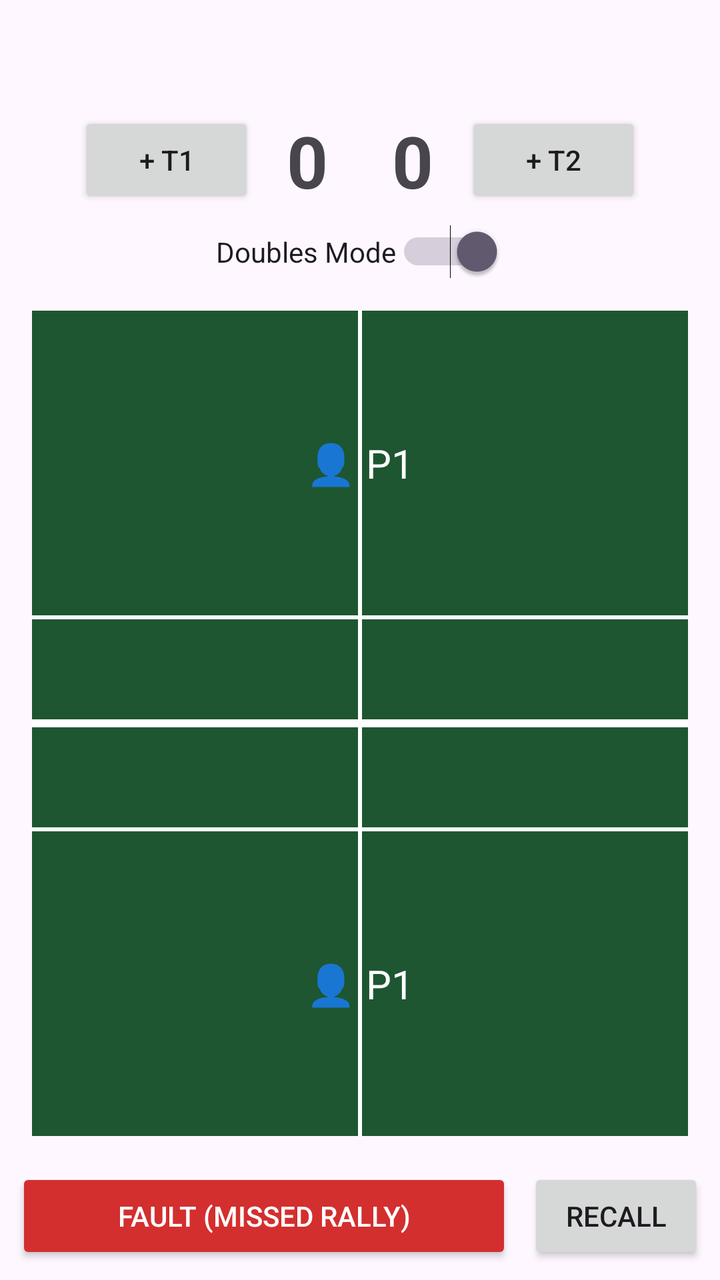
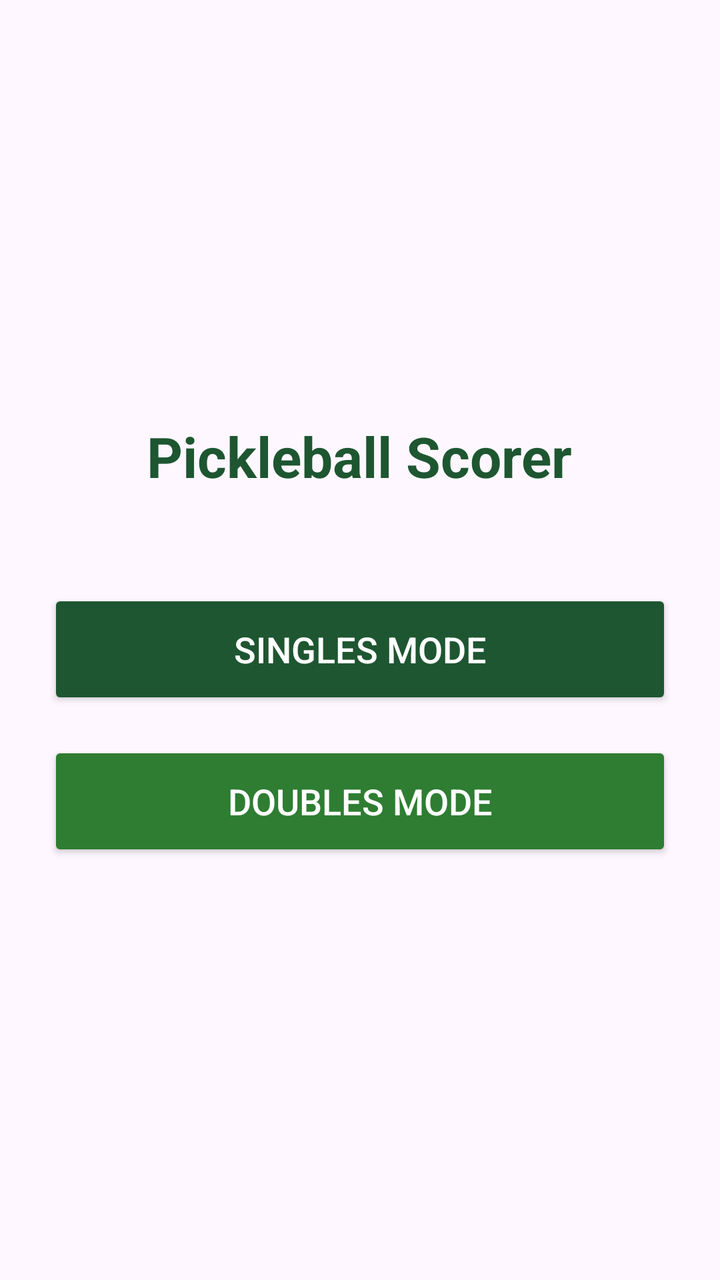

The first picture is an Android layout as it rendered before a commit; the second is the same layout after the commit. The layout source and the unified diff follow.
<!-- AndroidManifest.xml: application theme Theme.PickleballScorer -->
<!-- res/layout/activity_main.xml -->
<?xml version="1.0" encoding="utf-8"?>
<LinearLayout xmlns:android="http://schemas.android.com/apk/res/android"
    xmlns:app="http://schemas.android.com/apk/res-auto"
    xmlns:tools="http://schemas.android.com/tools"
    android:id="@+id/main"
    android:layout_width="match_parent"
    android:layout_height="match_parent"
    android:orientation="vertical"
    android:padding="8dp"
    tools:context=".MainActivity">

    
    <LinearLayout
        android:layout_width="match_parent"
        android:layout_height="wrap_content"
        android:orientation="horizontal"
        android:gravity="center"
        android:layout_marginTop="48dp">

        <Button
            android:id="@+id/btnTeam1"
            android:layout_width="wrap_content"
            android:layout_height="wrap_content"
            android:text="+ T1" />

        <TextView
            android:id="@+id/tvTeam1Score"
            android:layout_width="wrap_content"
            android:layout_height="wrap_content"
            android:text="0"
            android:textSize="36sp"
            android:textStyle="bold"
            android:layout_marginHorizontal="16dp"/>

        <TextView
            android:id="@+id/tvTeam2Score"
            android:layout_width="wrap_content"
            android:layout_height="wrap_content"
            android:text="0"
            android:textSize="36sp"
            android:textStyle="bold"
            android:layout_marginHorizontal="16dp"/>

        <Button
            android:id="@+id/btnTeam2"
            android:layout_width="wrap_content"
            android:layout_height="wrap_content"
            android:text="+ T2" />
    </LinearLayout>

    <Switch
        android:id="@+id/switchGameMode"
        android:layout_width="wrap_content"
        android:layout_height="wrap_content"
        android:text="Doubles Mode"
        android:layout_gravity="center"
        android:checked="true"
        android:layout_marginVertical="8dp"/>

    
    
    <androidx.constraintlayout.widget.ConstraintLayout
        android:layout_width="match_parent"
        android:layout_height="0dp"
        android:layout_weight="1"
        android:background="#1E5631"
        android:layout_margin="8dp">

        
        <View
            android:id="@+id/lineNet"
            android:layout_width="match_parent"
            android:layout_height="4dp"
            android:background="#FFFFFF"
            app:layout_constraintTop_toTopOf="parent"
            app:layout_constraintBottom_toBottomOf="parent" />

        
        <View
            android:id="@+id/lineKitchenTop"
            android:layout_width="match_parent"
            android:layout_height="2dp"
            android:background="#FFFFFF"
            app:layout_constraintBottom_toTopOf="@id/lineNet"
            android:layout_marginBottom="50dp" />

        
        <View
            android:id="@+id/lineKitchenBottom"
            android:layout_width="match_parent"
            android:layout_height="2dp"
            android:background="#FFFFFF"
            app:layout_constraintTop_toBottomOf="@id/lineNet"
            android:layout_marginTop="50dp" />

        
        <View
            android:id="@+id/lineCenter"
            android:layout_width="2dp"
            android:layout_height="match_parent"
            android:background="#FFFFFF"
            app:layout_constraintTop_toTopOf="parent"
            app:layout_constraintBottom_toBottomOf="parent"
            app:layout_constraintStart_toStartOf="parent"
            app:layout_constraintEnd_toEndOf="parent" />

        
        <TextView
            android:id="@+id/tvPlayerTop"
            android:layout_width="wrap_content"
            android:layout_height="wrap_content"
            android:text="👤 P1"
            android:textColor="#FFFFFF"
            android:textSize="20sp"
            app:layout_constraintTop_toTopOf="parent"
            app:layout_constraintBottom_toTopOf="@id/lineKitchenTop"
            app:layout_constraintStart_toStartOf="parent"
            app:layout_constraintEnd_toEndOf="parent" />

        
        <TextView
            android:id="@+id/tvPlayerBottom"
            android:layout_width="wrap_content"
            android:layout_height="wrap_content"
            android:text="👤 P1"
            android:textColor="#FFFFFF"
            android:textSize="20sp"
            app:layout_constraintTop_toBottomOf="@id/lineKitchenBottom"
            app:layout_constraintBottom_toBottomOf="parent"
            app:layout_constraintStart_toStartOf="parent"
            app:layout_constraintEnd_toEndOf="parent" />

    </androidx.constraintlayout.widget.ConstraintLayout>

    
    <LinearLayout
        android:layout_width="match_parent"
        android:layout_height="wrap_content"
        android:orientation="horizontal"
        android:layout_marginTop="8dp">
        <Button
            android:id="@+id/btnFault"
            android:layout_width="0dp"
            android:layout_weight="1"
            android:layout_height="wrap_content"
            android:text="Fault (Missed Rally)"
            android:backgroundTint="#D32F2F"
            android:textColor="#FFFFFF" />
        <Button
            android:id="@+id/btnRecall"
            android:layout_width="wrap_content"
            android:layout_height="wrap_content"
            android:text="Recall"
            android:layout_marginStart="8dp"/>

    </LinearLayout>
</LinearLayout>
<!-- resources referenced by this layout -->
<resources>
  <style name="Theme.PickleballScorer" parent="Base.Theme.PickleballScorer" />
  <style name="Base.Theme.PickleballScorer" parent="Theme.Material3.DayNight.NoActionBar">
          
          
      </style>
</resources>

<!-- the commit's change to res/layout/activity_main.xml (unified diff, before → after) -->
@@ -1,157 +1,40 @@
 <?xml version="1.0" encoding="utf-8"?>
 <LinearLayout xmlns:android="http://schemas.android.com/apk/res/android"
-    xmlns:app="http://schemas.android.com/apk/res-auto"
     xmlns:tools="http://schemas.android.com/tools"
     android:id="@+id/main"
     android:layout_width="match_parent"
     android:layout_height="match_parent"
     android:orientation="vertical"
-    android:padding="8dp"
+    android:gravity="center"
+    android:padding="24dp"
     tools:context=".MainActivity">
 
-    
-    <LinearLayout
-        android:layout_width="match_parent"
-        android:layout_height="wrap_content"
-        android:orientation="horizontal"
-        android:gravity="center"
-        android:layout_marginTop="48dp">
-
-        <Button
-            android:id="@+id/btnTeam1"
-            android:layout_width="wrap_content"
-            android:layout_height="wrap_content"
-            android:text="+ T1" />
-
-        <TextView
-            android:id="@+id/tvTeam1Score"
-            android:layout_width="wrap_content"
-            android:layout_height="wrap_content"
-            android:text="0"
-            android:textSize="36sp"
-            android:textStyle="bold"
-            android:layout_marginHorizontal="16dp"/>
-
-        <TextView
-            android:id="@+id/tvTeam2Score"
-            android:layout_width="wrap_content"
-            android:layout_height="wrap_content"
-            android:text="0"
-            android:textSize="36sp"
-            android:textStyle="bold"
-            android:layout_marginHorizontal="16dp"/>
-
-        <Button
-            android:id="@+id/btnTeam2"
-            android:layout_width="wrap_content"
-            android:layout_height="wrap_content"
-            android:text="+ T2" />
-    </LinearLayout>
-
-    <Switch
-        android:id="@+id/switchGameMode"
+    <TextView
         android:layout_width="wrap_content"
         android:layout_height="wrap_content"
+        android:text="Pickleball Scorer"
+        android:textSize="28sp"
+        android:textStyle="bold"
+        android:layout_marginBottom="48dp"
+        android:textColor="#1E5631"/>
+
+    <Button
+        android:id="@+id/btnOpenSingles"
+        android:layout_width="match_parent"
+        android:layout_height="60dp"
+        android:text="Singles Mode"
+        android:textSize="18sp"
+        android:backgroundTint="#1E5631"
+        android:textColor="#FFFFFF"
+        android:layout_marginBottom="16dp"/>
+
+    <Button
+        android:id="@+id/btnOpenDoubles"
+        android:layout_width="match_parent"
+        android:layout_height="60dp"
         android:text="Doubles Mode"
-        android:layout_gravity="center"
-        android:checked="true"
-        android:layout_marginVertical="8dp"/>
+        android:textSize="18sp"
+        android:backgroundTint="#2E7D32"
+        android:textColor="#FFFFFF"/>
 
-    
-    
-    <androidx.constraintlayout.widget.ConstraintLayout
-        android:layout_width="match_parent"
-        android:layout_height="0dp"
-        android:layout_weight="1"
-        android:background="#1E5631"
-        android:layout_margin="8dp">
-
-        
-        <View
-            android:id="@+id/lineNet"
-            android:layout_width="match_parent"
-            android:layout_height="4dp"
-            android:background="#FFFFFF"
-            app:layout_constraintTop_toTopOf="parent"
-            app:layout_constraintBottom_toBottomOf="parent" />
-
-        
-        <View
-            android:id="@+id/lineKitchenTop"
-            android:layout_width="match_parent"
-            android:layout_height="2dp"
-            android:background="#FFFFFF"
-            app:layout_constraintBottom_toTopOf="@id/lineNet"
-            android:layout_marginBottom="50dp" />
-
-        
-        <View
-            android:id="@+id/lineKitchenBottom"
-            android:layout_width="match_parent"
-            android:layout_height="2dp"
-            android:background="#FFFFFF"
-            app:layout_constraintTop_toBottomOf="@id/lineNet"
-            android:layout_marginTop="50dp" />
-
-        
-        <View
-            android:id="@+id/lineCenter"
-            android:layout_width="2dp"
-            android:layout_height="match_parent"
-            android:background="#FFFFFF"
-            app:layout_constraintTop_toTopOf="parent"
-            app:layout_constraintBottom_toBottomOf="parent"
-            app:layout_constraintStart_toStartOf="parent"
-            app:layout_constraintEnd_toEndOf="parent" />
-
-        
-        <TextView
-            android:id="@+id/tvPlayerTop"
-            android:layout_width="wrap_content"
-            android:layout_height="wrap_content"
-            android:text="👤 P1"
-            android:textColor="#FFFFFF"
-            android:textSize="20sp"
-            app:layout_constraintTop_toTopOf="parent"
-            app:layout_constraintBottom_toTopOf="@id/lineKitchenTop"
-            app:layout_constraintStart_toStartOf="parent"
-            app:layout_constraintEnd_toEndOf="parent" />
-
-        
-        <TextView
-            android:id="@+id/tvPlayerBottom"
-            android:layout_width="wrap_content"
-            android:layout_height="wrap_content"
-            android:text="👤 P1"
-            android:textColor="#FFFFFF"
-            android:textSize="20sp"
-            app:layout_constraintTop_toBottomOf="@id/lineKitchenBottom"
-            app:layout_constraintBottom_toBottomOf="parent"
-            app:layout_constraintStart_toStartOf="parent"
-            app:layout_constraintEnd_toEndOf="parent" />
-
-    </androidx.constraintlayout.widget.ConstraintLayout>
-
-    
-    <LinearLayout
-        android:layout_width="match_parent"
-        android:layout_height="wrap_content"
-        android:orientation="horizontal"
-        android:layout_marginTop="8dp">
-        <Button
-            android:id="@+id/btnFault"
-            android:layout_width="0dp"
-            android:layout_weight="1"
-            android:layout_height="wrap_content"
-            android:text="Fault (Missed Rally)"
-            android:backgroundTint="#D32F2F"
-            android:textColor="#FFFFFF" />
-        <Button
-            android:id="@+id/btnRecall"
-            android:layout_width="wrap_content"
-            android:layout_height="wrap_content"
-            android:text="Recall"
-            android:layout_marginStart="8dp"/>
-
-    </LinearLayout>
 </LinearLayout>
